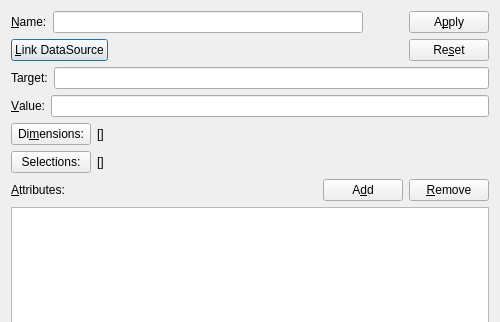
The window that nxsconfigtool/ui/mapdlg.ui (nexdatas/nxsdesigner) describes before a commit, drawn with Qt 5; both pictures show x 0 to 500 and y 0 to 322 of the 500 by 675 pixel window.
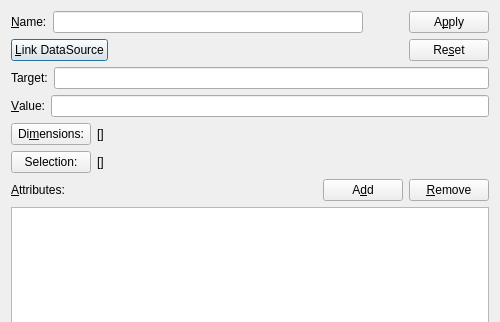
The same window after the commit.

Commit message: change selections to selection

Patch:
```diff
--- a/nxsconfigtool/ui/mapdlg.ui
+++ b/nxsconfigtool/ui/mapdlg.ui
@@ -232,7 +232,7 @@
      <item>
       <widget class="QPushButton" name="selPushButton">
        <property name="text">
-        <string>Selections:</string>
+        <string>Selection:</string>
        </property>
       </widget>
      </item>
```
Left out of the diff: 2 changed lines with no effect on the pictures. The commit also changes 4 other files.
